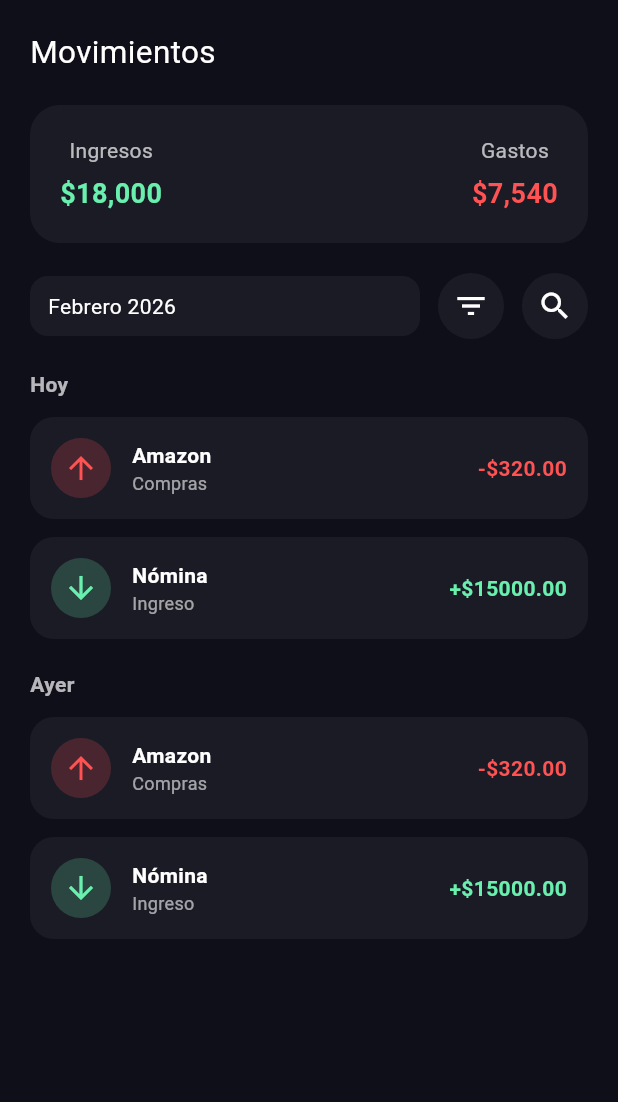
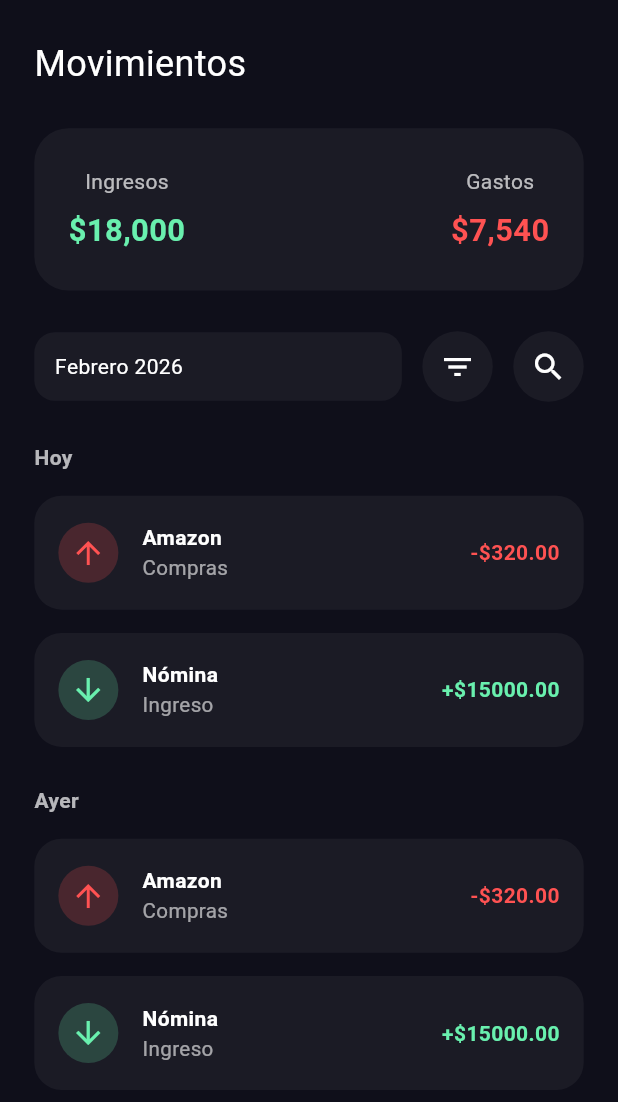
Before and after one commit to AlfonsoDiaz09/dynora_finance, a Flutter app: the MovementsPage screen opened by its route, on a phone screen of 412 x 824 dp. Shown: the top 1102 px of the screen. Run offline on Flutter 3.47's test engine with Material 3 defaults, Android fonts, the phone set to English and light mode, and no system bars; our stand-ins replace flutter_bloc, flutter_screenutil, flutter_svg, get_it, go_router, logger.

Commit message:
feat: Sizes adapted with screnutil on movementspage

```diff
--- a/lib/ui/pages/movements/movements_page.dart
+++ b/lib/ui/pages/movements/movements_page.dart
@@ -1,4 +1,5 @@
 import 'package:flutter/material.dart';
+import 'package:flutter_screenutil/flutter_screenutil.dart';
 import 'widgets/transactions_summary_card.dart';
 import 'widgets/transaction_filter_bar.dart';
 import 'widgets/transaction_group.dart';
@@ -9,39 +10,35 @@ class MovementsPage extends StatelessWidget {
   @override
   Widget build(BuildContext context) {
     return Scaffold(
-      backgroundColor: const Color(0xff0F0F1A),
+      backgroundColor: Color(0xff0F0F1A),
       body: SafeArea(
         child: Column(
           children: [
             Container(
               alignment: Alignment.centerLeft,
-              padding: EdgeInsets.only(left: 20, right: 20, top: 20),
+              padding: EdgeInsets.only(left: 20.w, right: 20.w, top: 20.h),
               child: Text(
                 "Movimientos",
-                style: TextStyle(color: Colors.white, fontSize: 21),
+                style: TextStyle(color: Colors.white, fontSize: 21.sp),
               ),
             ),
-
-            /// Resumen mensual
-            Padding(padding: EdgeInsets.all(20), child: TransactionsSummaryCard()),
-
-            /// Filtros
             Padding(
-              padding: EdgeInsets.symmetric(horizontal: 20),
+              padding: EdgeInsets.symmetric(horizontal: 20.w, vertical: 20.h),
+              child: TransactionsSummaryCard(),
+            ),
+            Padding(
+              padding: EdgeInsets.symmetric(horizontal: 20.w),
               child: TransactionFilterBar(),
             ),
-
-            SizedBox(height: 20),
-
-            /// Lista
+            SizedBox(height: 20.h),
             Expanded(
               child: ListView(
-                padding: EdgeInsets.symmetric(horizontal: 20),
+                padding: EdgeInsets.symmetric(horizontal: 20.w),
                 children: [
                   TransactionGroup(date: "Hoy"),
-                  SizedBox(height: 20),
+                  SizedBox(height: 20.h),
                   TransactionGroup(date: "Ayer"),
-                  SizedBox(height: 50),
+                  SizedBox(height: 50.h),
                 ],
               ),
             ),
--- a/lib/ui/pages/movements/widgets/transaction_filter_bar.dart
+++ b/lib/ui/pages/movements/widgets/transaction_filter_bar.dart
@@ -1,4 +1,5 @@
 import 'package:flutter/material.dart';
+import 'package:flutter_screenutil/flutter_screenutil.dart';
 
 class TransactionFilterBar extends StatelessWidget {
   const TransactionFilterBar({super.key});
@@ -7,44 +8,33 @@ class TransactionFilterBar extends StatelessWidget {
   Widget build(BuildContext context) {
     return Row(
       children: [
-
-        /// Selector de mes
         Expanded(
           child: Container(
-            padding: const EdgeInsets.symmetric(horizontal: 12, vertical: 10),
+            padding: EdgeInsets.symmetric(horizontal: 12.w, vertical: 10.h),
             decoration: BoxDecoration(
-              borderRadius: BorderRadius.circular(12),
-              color: Colors.white.withOpacity(0.05),
+              borderRadius: BorderRadius.circular(12.r),
+              color: Colors.white.withValues(alpha: 0.05),
             ),
-            child: const Text(
-              "Febrero 2026",
-              style: TextStyle(color: Colors.white),
-            ),
+            child: Text("Febrero 2026", style: TextStyle(color: Colors.white)),
           ),
         ),
-
-        const SizedBox(width: 12),
-
-        /// Filtro tipo
+        SizedBox(width: 12.w),
         Container(
-          padding: const EdgeInsets.all(10),
+          padding: EdgeInsets.symmetric(horizontal: 10.w, vertical: 10.h),
           decoration: BoxDecoration(
             shape: BoxShape.circle,
-            color: Colors.white.withOpacity(0.05),
+            color: Colors.white.withValues(alpha: 0.05),
           ),
-          child: const Icon(Icons.filter_list, color: Colors.white),
+          child: Icon(Icons.filter_list, color: Colors.white),
         ),
-
-        const SizedBox(width: 12),
-
-        /// Buscar
+        SizedBox(width: 12.w),
         Container(
-          padding: const EdgeInsets.all(10),
+          padding: EdgeInsets.symmetric(horizontal: 10.w, vertical: 10.h),
           decoration: BoxDecoration(
             shape: BoxShape.circle,
-            color: Colors.white.withOpacity(0.05),
+            color: Colors.white.withValues(alpha: 0.05),
           ),
-          child: const Icon(Icons.search, color: Colors.white),
+          child: Icon(Icons.search, color: Colors.white),
         ),
       ],
     );
--- a/lib/ui/pages/movements/widgets/transaction_group.dart
+++ b/lib/ui/pages/movements/widgets/transaction_group.dart
@@ -1,4 +1,5 @@
 import 'package:flutter/material.dart';
+import 'package:flutter_screenutil/flutter_screenutil.dart';
 import 'transaction_item.dart';
 
 class TransactionGroup extends StatelessWidget {
@@ -14,27 +15,22 @@ class TransactionGroup extends StatelessWidget {
     return Column(
       crossAxisAlignment: CrossAxisAlignment.start,
       children: [
-
         Text(
           date,
-          style: const TextStyle(
+          style: TextStyle(
             color: Colors.white70,
             fontWeight: FontWeight.bold,
           ),
         ),
-
-        const SizedBox(height: 12),
-
-        const TransactionItem(
+        SizedBox(height: 12.h),
+        TransactionItem(
           title: "Amazon",
           category: "Compras",
           amount: 320,
           isExpense: true,
         ),
-
-        const SizedBox(height: 12),
-
-        const TransactionItem(
+        SizedBox(height: 12.h),
+        TransactionItem(
           title: "Nómina",
           category: "Ingreso",
           amount: 15000,
--- a/lib/ui/pages/movements/widgets/transaction_item.dart
+++ b/lib/ui/pages/movements/widgets/transaction_item.dart
@@ -1,4 +1,5 @@
 import 'package:flutter/material.dart';
+import 'package:flutter_screenutil/flutter_screenutil.dart';
 
 class TransactionItem extends StatelessWidget {
   final String title;
@@ -20,28 +21,28 @@ class TransactionItem extends StatelessWidget {
     final prefix = isExpense ? "-" : "+";
 
     return Container(
-      padding: const EdgeInsets.all(14),
+      padding: EdgeInsets.symmetric(horizontal: 14.w, vertical: 14.h),
       decoration: BoxDecoration(
-        borderRadius: BorderRadius.circular(16),
-        color: Colors.white.withOpacity(0.05),
+        borderRadius: BorderRadius.circular(16.r),
+        color: Colors.white.withValues(alpha: 0.05),
       ),
       child: Row(
         children: [
           CircleAvatar(
-            backgroundColor: color.withOpacity(0.2),
+            backgroundColor: color.withValues(alpha: 0.2),
             child: Icon(
               isExpense ? Icons.arrow_upward : Icons.arrow_downward,
               color: color,
             ),
           ),
-          const SizedBox(width: 14),
+          SizedBox(width: 14.w),
           Expanded(
             child: Column(
               crossAxisAlignment: CrossAxisAlignment.start,
               children: [
                 Text(
                   title,
-                  style: const TextStyle(
+                  style: TextStyle(
                     color: Colors.white,
                     fontWeight: FontWeight.w600,
                   ),
@@ -49,8 +50,8 @@ class TransactionItem extends StatelessWidget {
                 Text(
                   category,
                   style: TextStyle(
-                    color: Colors.white.withOpacity(0.6),
-                    fontSize: 12,
+                    color: Colors.white.withValues(alpha: 0.6),
+                    fontSize: 12.sp,
                   ),
                 ),
               ],
@@ -58,10 +59,7 @@ class TransactionItem extends StatelessWidget {
           ),
           Text(
             "$prefix\$${amount.toStringAsFixed(2)}",
-            style: TextStyle(
-              color: color,
-              fontWeight: FontWeight.bold,
-            ),
+            style: TextStyle(color: color, fontWeight: FontWeight.bold),
           ),
         ],
       ),
--- a/lib/ui/pages/movements/widgets/transactions_summary_card.dart
+++ b/lib/ui/pages/movements/widgets/transactions_summary_card.dart
@@ -1,4 +1,5 @@
 import 'package:flutter/material.dart';
+import 'package:flutter_screenutil/flutter_screenutil.dart';
 
 class TransactionsSummaryCard extends StatelessWidget {
   const TransactionsSummaryCard({super.key});
@@ -6,14 +7,14 @@ class TransactionsSummaryCard extends StatelessWidget {
   @override
   Widget build(BuildContext context) {
     return Container(
-      padding: const EdgeInsets.all(20),
+      padding: EdgeInsets.symmetric(horizontal: 20.w, vertical: 20.h),
       decoration: BoxDecoration(
-        borderRadius: BorderRadius.circular(20),
-        color: Colors.white.withOpacity(0.05),
+        borderRadius: BorderRadius.circular(20.r),
+        color: Colors.white.withValues(alpha: 0.05),
       ),
       child: Row(
         mainAxisAlignment: MainAxisAlignment.spaceBetween,
-        children: const [
+        children: [
           _SummaryItem(
             title: "Ingresos",
             amount: "\$18,000",
@@ -45,13 +46,13 @@ class _SummaryItem extends StatelessWidget {
   Widget build(BuildContext context) {
     return Column(
       children: [
-        Text(title, style: const TextStyle(color: Colors.white70)),
-        const SizedBox(height: 6),
+        Text(title, style: TextStyle(color: Colors.white70)),
+        SizedBox(height: 6.h),
         Text(
           amount,
           style: TextStyle(
             color: color,
-            fontSize: 18,
+            fontSize: 18.sp,
             fontWeight: FontWeight.bold,
           ),
         ),
```
